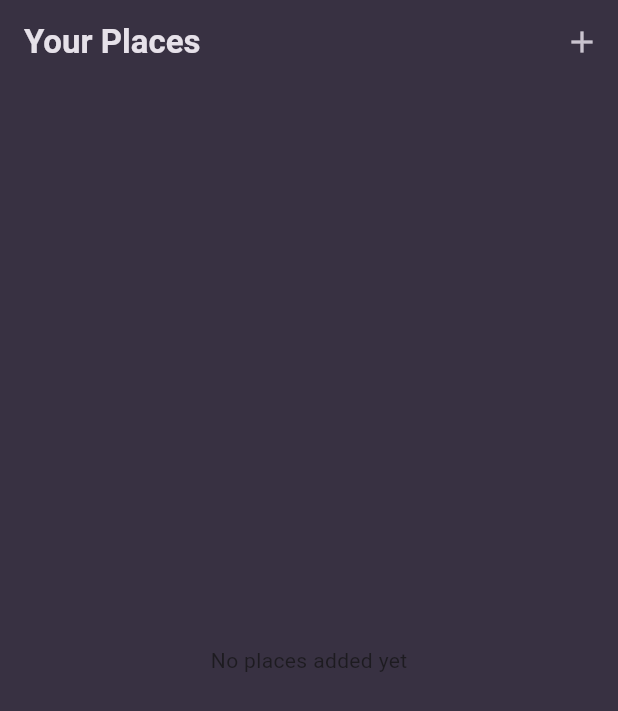
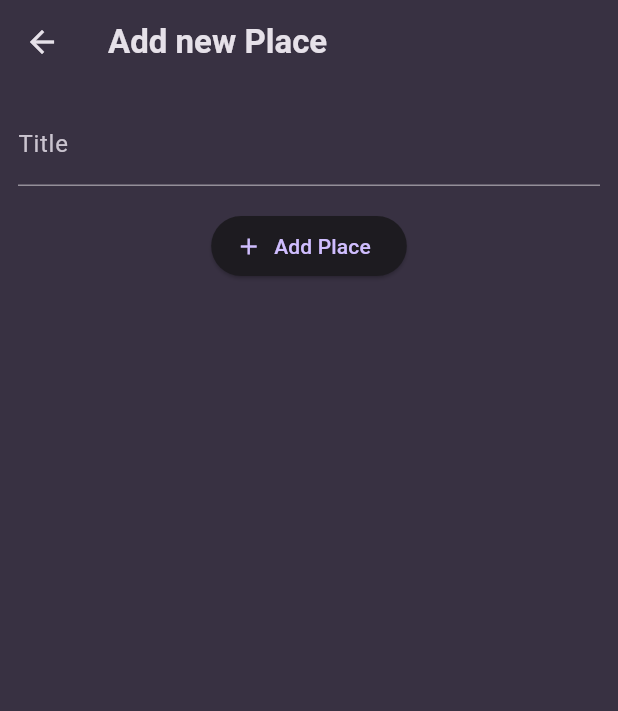
Before and after one commit to Gaslandie/favorite_places, a Flutter app: the screen it shows after launch, after a tap on the "add" icon, on a phone screen of 412 x 824 dp. Shown: the top 711 px of the screen. Run offline on Flutter 3.47's test engine with Material 3 defaults, Android fonts, the phone set to English and light mode, and no system bars; our stand-ins replace google_fonts.

Commit message:
ajout add place Screen, navigation entre screen ok

```diff
--- a/lib/screens/add_place.dart
+++ b/lib/screens/add_place.dart
@@ -0,0 +1,44 @@
+import 'package:flutter/material.dart';
+
+class AddPlaceScreen extends StatefulWidget {
+  const AddPlaceScreen({super.key});
+  @override
+  State<StatefulWidget> createState() {
+    return _AddPlaceScreen();
+  }
+}
+
+class _AddPlaceScreen extends State<AddPlaceScreen> {
+  final _titleController = TextEditingController();
+
+  @override
+  void dispose() {
+    _titleController.dispose();
+    super.dispose();
+  }
+
+  @override
+  Widget build(BuildContext context) {
+    return Scaffold(
+      appBar: AppBar(title: const Text('Add new Place')),
+      body: SingleChildScrollView(
+        padding:const EdgeInsets.all(12),
+        child: Column(
+          children: [
+            TextField(
+              decoration: InputDecoration(labelText: 'Title'),
+              controller: _titleController,
+              style: TextStyle(color:Theme.of(context).colorScheme.onSurface)
+            ),
+            const SizedBox(height: 16),
+            ElevatedButton.icon(
+              onPressed: () {},
+              icon: const Icon(Icons.add),
+              label: Text('Add Place'),
+            ),
+          ],
+        ),
+      ),
+    );
+  }
+}
--- a/lib/screens/places.dart
+++ b/lib/screens/places.dart
@@ -1,3 +1,4 @@
+import 'package:favorite_places/screens/add_place.dart';
 import 'package:favorite_places/widgets/places_list.dart';
 import 'package:flutter/material.dart';
 
@@ -10,7 +11,14 @@ class PlacesScreen extends StatelessWidget {
       appBar: AppBar(
         title: const Text('Your Places'),
         actions: [
-          IconButton(onPressed: (){}, icon: Icon(Icons.add),)
+          IconButton(
+            onPressed: () {
+              Navigator.of(
+                context,
+              ).push(MaterialPageRoute(builder: (ctx) => AddPlaceScreen()));
+            },
+            icon: Icon(Icons.add),
+          ),
         ],
       ),
       body: PlacesList(places: []),
--- a/pubspec.yaml
+++ b/pubspec.yaml
@@ -36,6 +36,7 @@ dependencies:
   cupertino_icons: ^1.0.8
   google_fonts: ^6.2.1
   uuid: ^4.5.1
+  flutter_riverpod: ^2.6.1
 
 dev_dependencies:
   flutter_test:
```
Also changed, not shown: pubspec.lock.
